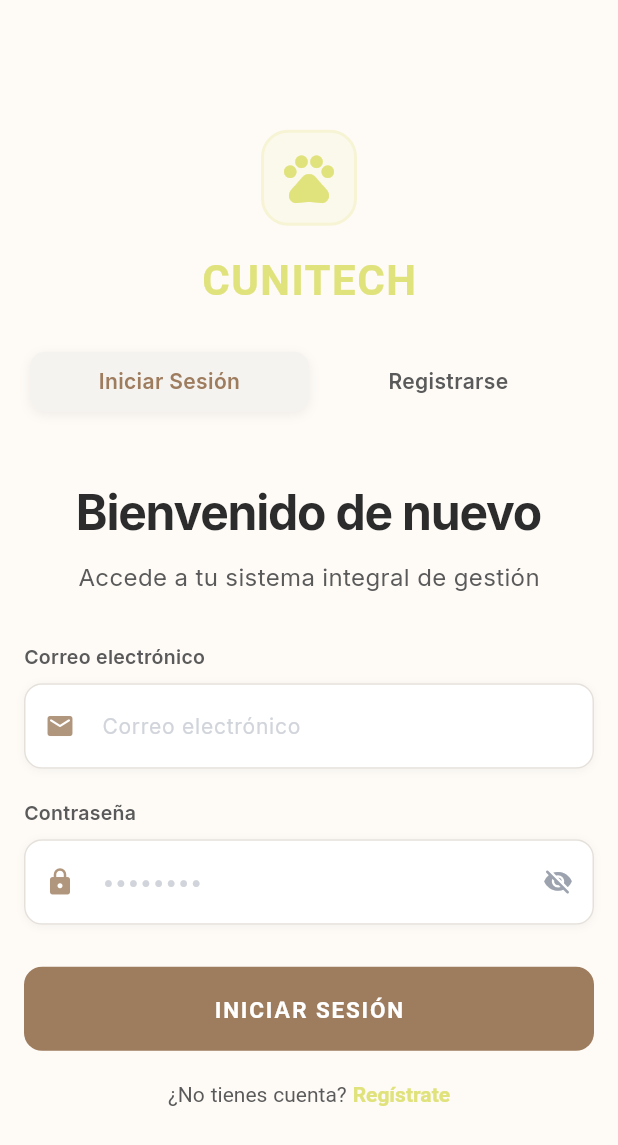
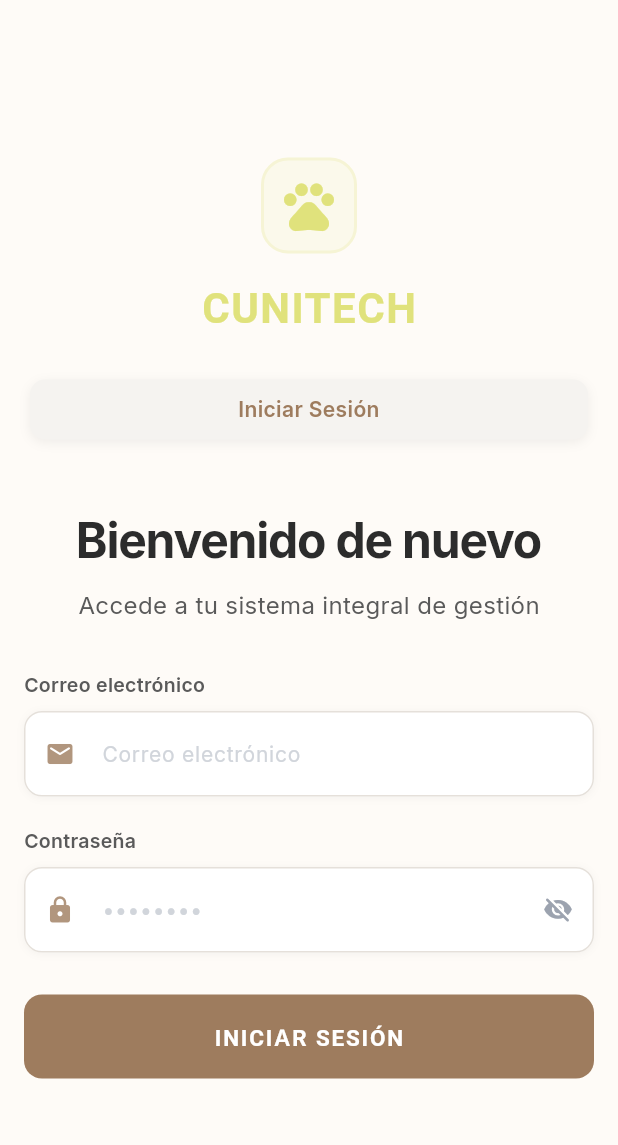
Before and after one commit to Sara-AprendizCBA/Cunitech, a Flutter app: the screen it shows after launch, on a phone screen of 412 x 824 dp. Shown: the top 1145 px of the screen. Run offline on Flutter 3.47's test engine with Material 3 defaults, Android fonts, the phone set to English and light mode, and no system bars; our stand-ins replace fl_chart, flutter_animate, flutter_local_notifications, flutter_tts, get, google_fonts and 8 more; missing offline and left inert: dart:html; accounts and stored records are empty; network calls fail.

Commit message:
fix(ui): ocultar registro publico en la pantalla de login

```diff
--- a/lib/screens/auth/login_screen.dart
+++ b/lib/screens/auth/login_screen.dart
@@ -13,6 +13,7 @@ class AuthScreen extends StatefulWidget {
 }
 
 class _AuthScreenState extends State<AuthScreen> {
+  static const bool _registroPublicoHabilitado = false;
   bool isLogin = true;
 
   final _formKey = GlobalKey<FormState>();
@@ -334,6 +335,7 @@ class _AuthScreenState extends State<AuthScreen> {
                           ),
                         ),
 
+                        if (_registroPublicoHabilitado) ...[
                           const SizedBox(height: 20),
                           GestureDetector(
                             onTap: () => setState(() {
@@ -364,6 +366,7 @@ class _AuthScreenState extends State<AuthScreen> {
                               ),
                             ),
                           ),
+                        ],
                       ],
                     ),
                   ),
@@ -554,18 +557,36 @@ class _AuthScreenState extends State<AuthScreen> {
       ),
       child: Row(
         children: [
-          _buildTabButton(context, "Iniciar Sesión", isLogin),
-          _buildTabButton(context, "Registrarse", !isLogin),
+          if (_registroPublicoHabilitado) ...[
+            _buildTabButton(
+              context,
+              "Iniciar Sesión",
+              isLogin,
+              onTap: () => setState(() => isLogin = true),
+            ),
+            _buildTabButton(
+              context,
+              "Registrarse",
+              !isLogin,
+              onTap: () => setState(() => isLogin = false),
+            ),
+          ] else
+            _buildTabButton(context, "Iniciar Sesión", true),
         ],
       ),
     );
   }
 
-  Widget _buildTabButton(BuildContext context, String text, bool selected) {
+  Widget _buildTabButton(
+    BuildContext context,
+    String text,
+    bool selected, {
+    VoidCallback? onTap,
+  }) {
     final theme = Theme.of(context);
     return Expanded(
       child: GestureDetector(
-        onTap: () => setState(() => isLogin = !isLogin),
+        onTap: onTap,
         child: AnimatedContainer(
           duration: const Duration(milliseconds: 300),
           padding: EdgeInsets.symmetric(
```
Lines whose indentation alone changed are shown as unchanged.
